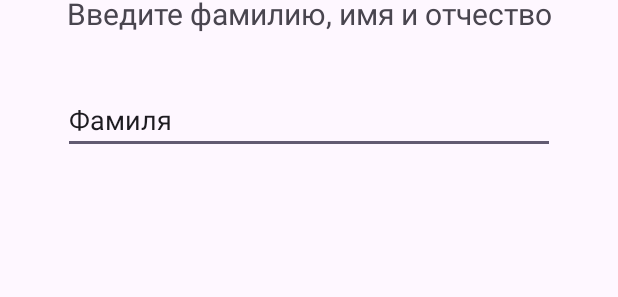
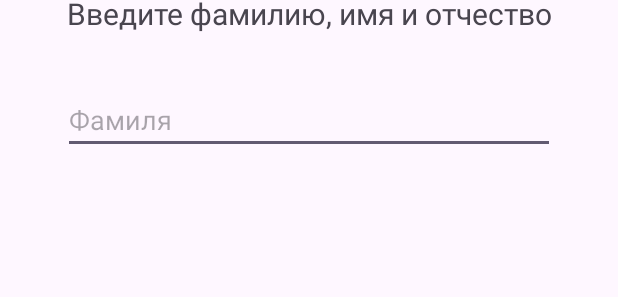
Before and after one commit to xiver-org/key-controlling-system, an Android app: the layout activity_create_peuple.xml on its own in the app's theme, with its tools: preview values and no code run, on a phone screen of 412 x 824 dp. Shown: the part 151-448 px from the top of the screen. Run offline under Robolectric (Android 15) with nearby library versions, the phone set to English and light mode, and no system bars.

Commit message:
Add hint to name input

```diff
--- a/app/src/main/res/layout/activity_create_peuple.xml
+++ b/app/src/main/res/layout/activity_create_peuple.xml
@@ -25,8 +25,8 @@
         android:layout_height="44dp"
         android:layout_marginTop="36dp"
         android:ems="10"
+        android:hint="@string/fio_placeholder"
         android:inputType="text"
-        android:text="@string/fio_placeholder"
         app:layout_constraintEnd_toEndOf="parent"
         app:layout_constraintStart_toStartOf="parent"
         app:layout_constraintTop_toBottomOf="@+id/textView" />
```
